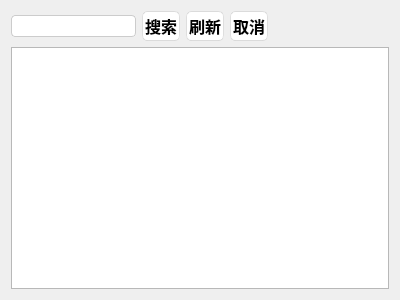
This is infotable.ui in WRD123789/HomeDecorationPersonnelManagementSystem as Qt 5 draws it before an edit. The edited form follows.
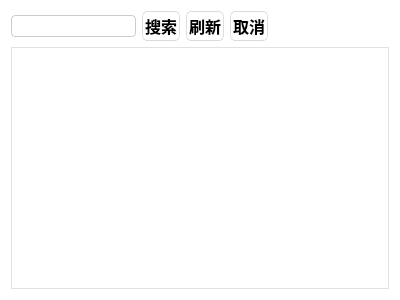
This is the edited form.

Patch:
```diff
--- a/infotable.ui
+++ b/infotable.ui
@@ -14,7 +14,11 @@
    <string>Form</string>
   </property>
   <property name="styleSheet">
-   <string notr="true">QPushButton{
+   <string notr="true">QWidget {
+	background-color: rgba(255, 255, 255, 204);
+}
+
+QPushButton{
 	border-style: solid;
 	border-top-color: qlineargradient(spread:pad, x1:0.5, y1:1, x2:0.5, y2:0, stop:0 rgb(215, 215, 215), stop:1 rgb(222, 222, 222));
 	border-right-color: qlineargradient(spread:pad, x1:0, y1:0.5, x2:1, y2:0.5, stop:0 rgb(217, 217, 217), stop:1 rgb(227, 227, 227));
@@ -173,8 +177,8 @@
    <item row="1" column="0">
     <widget class="QTableWidget" name="tableWidget">
      <property name="styleSheet">
-      <string notr="true">QMessageBox {
-	background-color: white;
+      <string notr="true">QTableWidget {
+	background-color: rgba(255, 255, 255, 128);
 }</string>
      </property>
      <property name="gridStyle">
```
